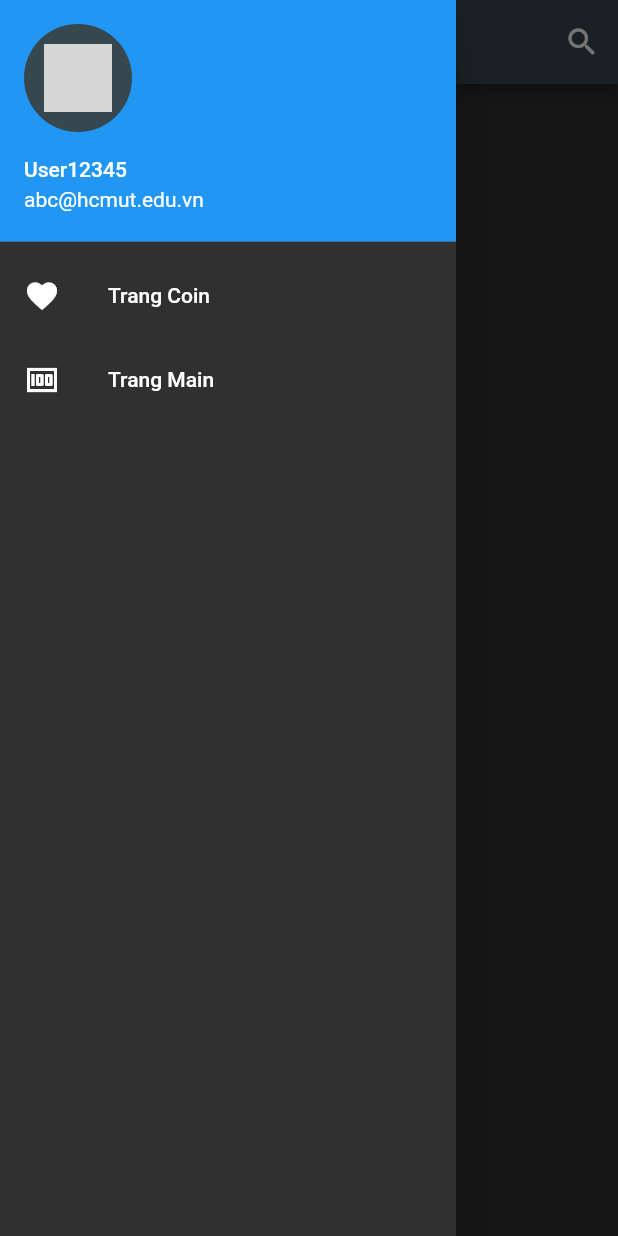
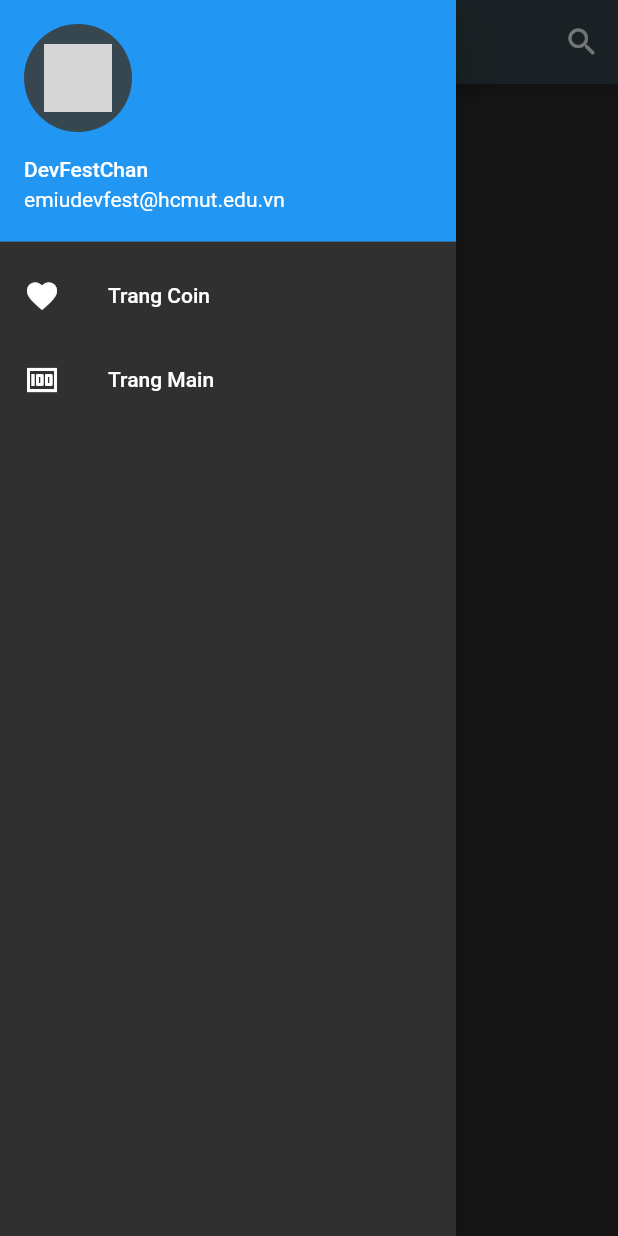
Before and after one commit to lonelyknight2902/CoiCoin, a Flutter app: the screen it shows after launch, with the side drawer open, on a phone screen of 412 x 824 dp. Run offline on Flutter 3.47's test engine with Material 2 defaults, Android fonts, the light colour scheme and no system bars; missing offline and left inert: credit_card_slider; network calls fail; grey boxes are pictures that could not be loaded.

Commit message:
fix navbar

```diff
--- a/lib/drawer.dart
+++ b/lib/drawer.dart
@@ -11,8 +11,8 @@ class NavBar extends StatelessWidget {
         child: ListView(
       children: [
         UserAccountsDrawerHeader(
-          accountName: Text('User12345'),
-          accountEmail: Text('abc@hcmut.edu.vn'),
+          accountName: Text('DevFestChan'),
+          accountEmail: Text('emiudevfest@hcmut.edu.vn'),
           currentAccountPicture: CircleAvatar(
               backgroundColor: Colors.blueGrey.shade800,
               child: ClipOval(
```
